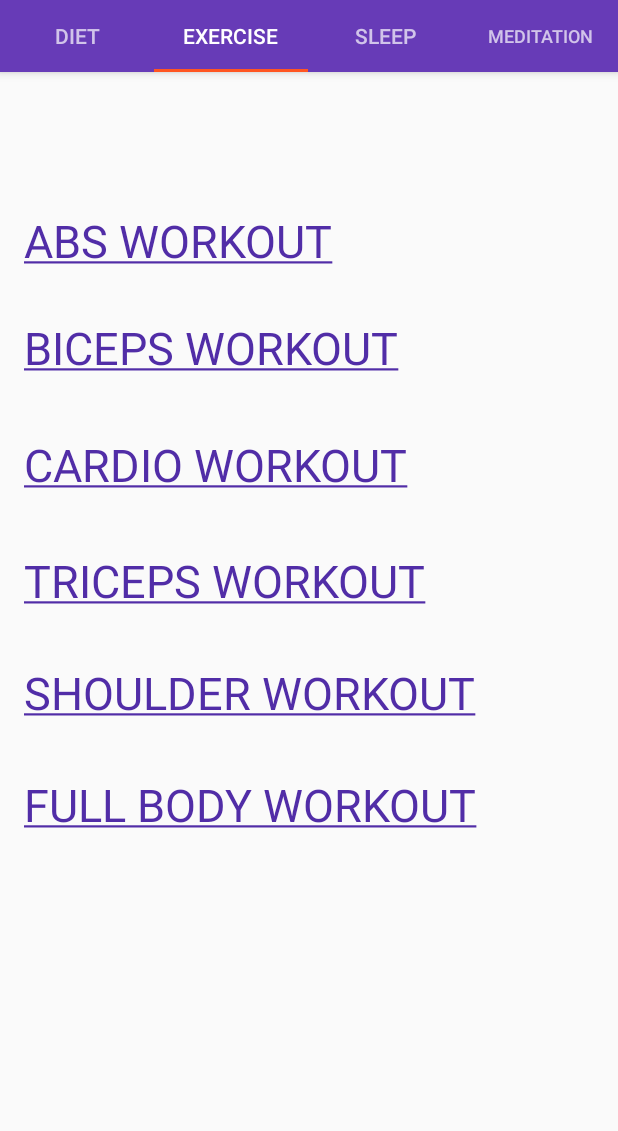
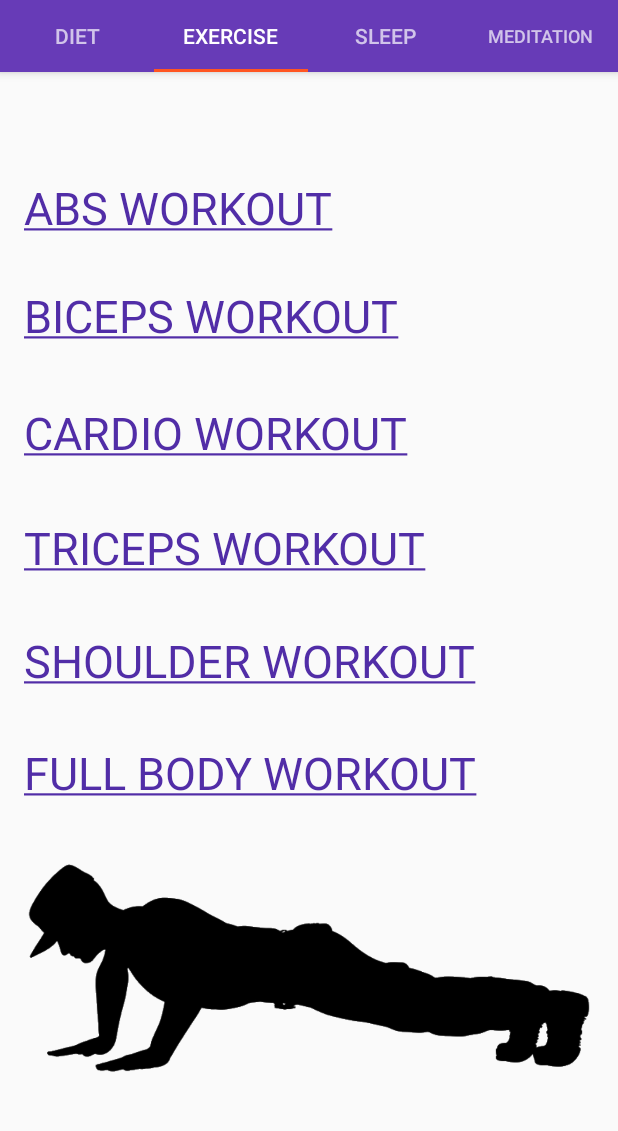
Before and after one commit to abhinavsaxena99/FitMate, an Android app: the screen it shows after launch once a user with an empty profile is signed in (MainActivity), tab 2 chosen, on a phone screen of 412 x 824 dp, the part 89-1220 px from its top. Run offline under Robolectric (Android 15) with nearby library versions, the phone set to English and light mode, and no system bars; our stand-ins replace Firebase (no records; nobody signed in at launch, a user with empty details on screens opened directly); 2 statements that could not run were skipped.

Commit message:
Final Commit

```diff
--- a/app/src/main/res/layout/exercise.xml
+++ b/app/src/main/res/layout/exercise.xml
@@ -13,30 +13,30 @@
         android:layout_height="40dp"
         android:layout_marginTop="40dp"
         android:text="@string/link1"
+        android:textColorLink="#512da7"
         android:textSize="30sp"
         app:layout_constraintBottom_toBottomOf="parent"
         app:layout_constraintEnd_toEndOf="parent"
         app:layout_constraintHorizontal_bias="0.262"
         app:layout_constraintStart_toStartOf="parent"
         app:layout_constraintTop_toTopOf="parent"
-        app:layout_constraintVertical_bias="0.082"
-        android:textColorLink="#512da7"/>
+        app:layout_constraintVertical_bias="0.047" />
 
     <TextView
         android:id="@+id/textView3"
         android:layout_width="350dp"
         android:layout_height="wrap_content"
         android:layout_marginTop="70dp"
+        android:clickable="true"
         android:text="@string/link3"
-        android:clickable="true"
+        android:textColorLink="#512da7"
         android:textSize="30sp"
         app:layout_constraintBottom_toBottomOf="parent"
         app:layout_constraintEnd_toEndOf="parent"
         app:layout_constraintHorizontal_bias="0.262"
         app:layout_constraintStart_toStartOf="parent"
         app:layout_constraintTop_toTopOf="parent"
-        app:layout_constraintVertical_bias="0.283"
-        android:textColorLink="#512da7"/>
+        app:layout_constraintVertical_bias="0.248" />
 
     <TextView
         android:id="@+id/textView5"
@@ -44,14 +44,14 @@
         android:layout_height="40dp"
         android:layout_marginTop="100dp"
         android:text="@string/link5"
+        android:textColorLink="#512da7"
         android:textSize="30sp"
         app:layout_constraintBottom_toBottomOf="parent"
         app:layout_constraintEnd_toEndOf="parent"
         app:layout_constraintHorizontal_bias="0.262"
         app:layout_constraintStart_toStartOf="parent"
         app:layout_constraintTop_toTopOf="parent"
-        app:layout_constraintVertical_bias="0.509"
-        android:textColorLink="#512da7"/>
+        app:layout_constraintVertical_bias="0.472" />
 
     <TextView
         android:id="@+id/textView2"
@@ -59,14 +59,14 @@
         android:layout_height="40dp"
         android:layout_marginTop="55dp"
         android:text="@string/link2"
+        android:textColorLink="#512da7"
         android:textSize="30sp"
         app:layout_constraintBottom_toBottomOf="parent"
         app:layout_constraintEnd_toEndOf="parent"
         app:layout_constraintHorizontal_bias="0.262"
         app:layout_constraintStart_toStartOf="parent"
         app:layout_constraintTop_toTopOf="parent"
-        app:layout_constraintVertical_bias="0.174"
-        android:textColorLink="#512da7"/>
+        app:layout_constraintVertical_bias="0.139" />
 
     <TextView
         android:id="@+id/textView4"
@@ -74,14 +74,14 @@
         android:layout_height="wrap_content"
         android:layout_marginTop="85dp"
         android:text="@string/link4"
+        android:textColorLink="#512da7"
         android:textSize="30sp"
         app:layout_constraintBottom_toBottomOf="parent"
         app:layout_constraintEnd_toEndOf="parent"
         app:layout_constraintHorizontal_bias="0.262"
         app:layout_constraintStart_toStartOf="parent"
         app:layout_constraintTop_toTopOf="parent"
-        app:layout_constraintVertical_bias="0.395"
-        android:textColorLink="#512da7"/>
+        app:layout_constraintVertical_bias="0.358" />
 
     <TextView
         android:id="@+id/textView6"
@@ -89,12 +89,25 @@
         android:layout_height="40dp"
         android:layout_marginTop="115dp"
         android:text="@string/link6"
+        android:textColorLink="#512da7"
         android:textSize="30sp"
         app:layout_constraintBottom_toBottomOf="parent"
         app:layout_constraintEnd_toEndOf="parent"
         app:layout_constraintHorizontal_bias="0.262"
         app:layout_constraintStart_toStartOf="parent"
         app:layout_constraintTop_toTopOf="parent"
-        app:layout_constraintVertical_bias="0.628"
-        android:textColorLink="#512da7"/>
+        app:layout_constraintVertical_bias="0.59" />
+
+    <ImageView
+        android:id="@+id/imageView4"
+        android:layout_width="wrap_content"
+        android:layout_height="wrap_content"
+        android:layout_marginTop="8dp"
+        app:layout_constraintBottom_toBottomOf="parent"
+        app:layout_constraintEnd_toEndOf="parent"
+        app:layout_constraintHorizontal_bias="0.0"
+        app:layout_constraintStart_toStartOf="parent"
+        app:layout_constraintTop_toBottomOf="@+id/textView5"
+        app:layout_constraintVertical_bias="0.126"
+        app:srcCompat="@drawable/exercise" />
 </androidx.constraintlayout.widget.ConstraintLayout>
```
Also changed, not shown: app/src/main/res/drawable/exercise.png (added).
